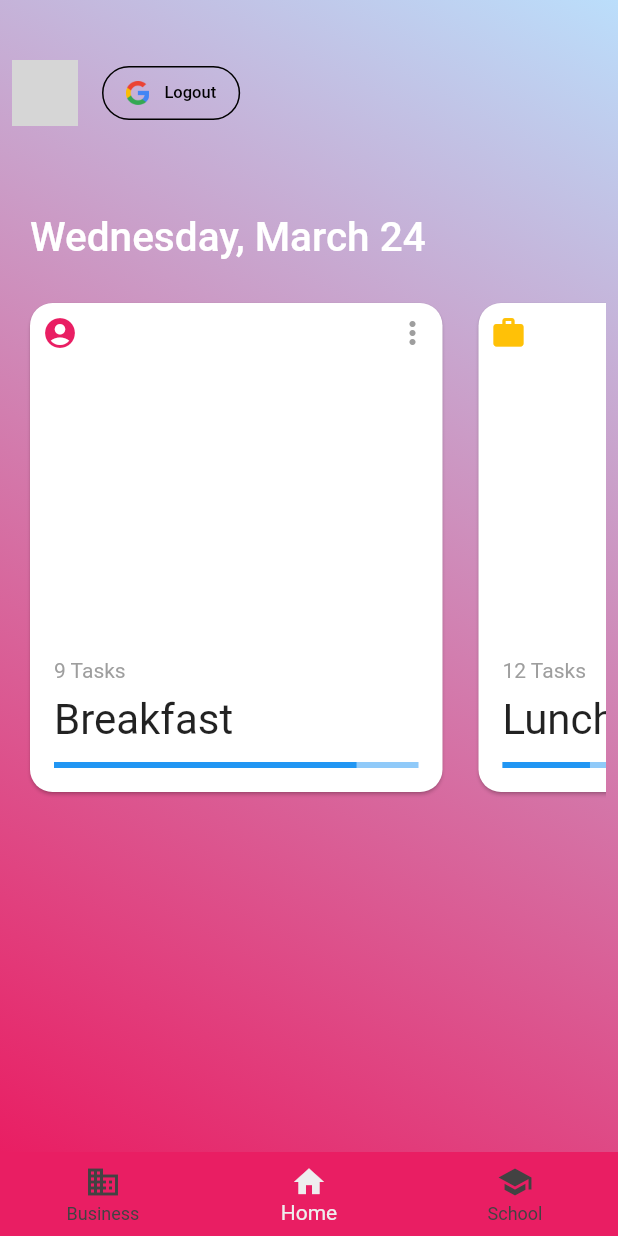
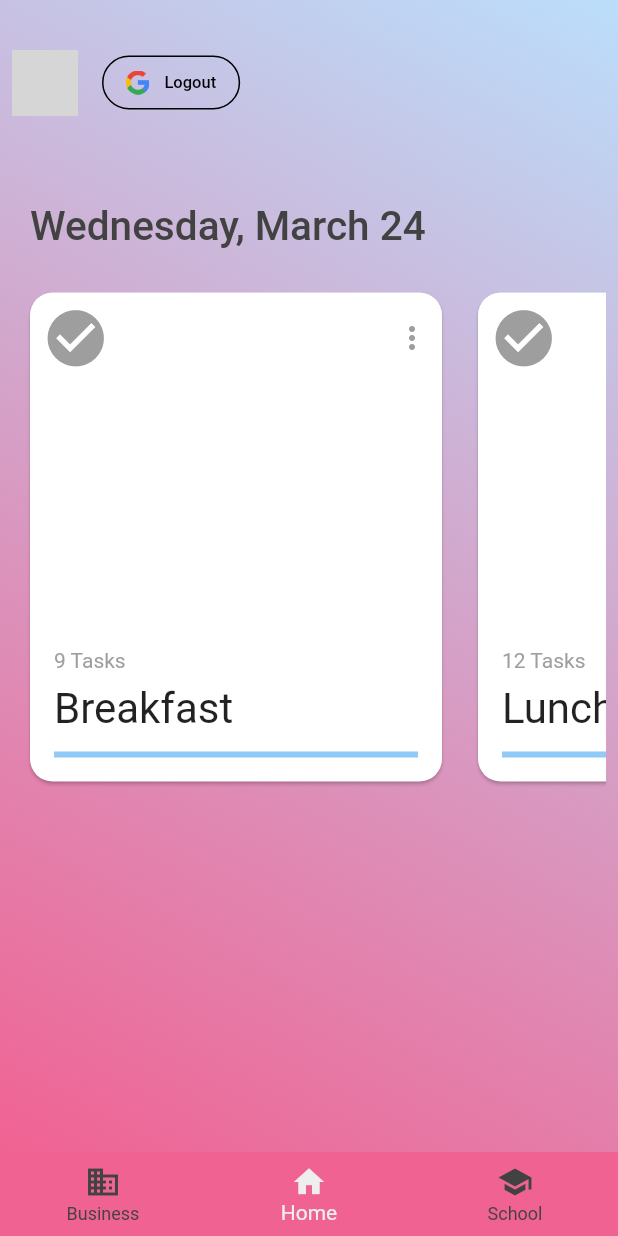
Before and after one commit to jojonicho/foodget, a Flutter app: the HomeScreen screen opened directly with empty values, on a phone screen of 412 x 824 dp. Run offline on Flutter 3.47's test engine with Material 2 defaults, Android fonts, the phone set to English and light mode, and no system bars; our stand-ins replace bloc, equatable, firebase_auth, google_sign_in; accounts and stored records are empty; network calls fail; grey boxes are pictures that could not be loaded.

Commit message:
login padding and card ui

```diff
--- a/lib/models/card_item_model.dart
+++ b/lib/models/card_item_model.dart
@@ -5,7 +5,8 @@ class CardItemModel {
   String cardTitle;
   IconData icon;
   int tasksRemaining;
-  double taskCompletion;
+  bool taskCompletion;
+  // double taskCompletion;
 
   CardItemModel(this.cardTitle, this.icon, this.tasksRemaining, this.taskCompletion);
 
--- a/lib/models/user_model.dart
+++ b/lib/models/user_model.dart
@@ -3,11 +3,13 @@ import 'package:meta/meta.dart';
 
 
 class User {
+  final String id;
   final String displayName;
   final String email;
   final String photoUrl;
 
   const User({
+    @required this.id,
     @required this.displayName,
     @required this.email,
     @required this.photoUrl});
--- a/lib/screens/home_screen.dart
+++ b/lib/screens/home_screen.dart
@@ -1,4 +1,3 @@
-import 'package:flip_box_bar/flip_box_bar.dart';
 import 'package:flutter/material.dart';
 import 'package:foodget/models/models.dart';
 import 'package:foodget/widgets/widgets.dart';
@@ -16,10 +15,10 @@ class _HomeScreenState extends State<HomeScreen> with TickerProviderStateMixin {
 
   _HomeScreenState({@required this.user});
 
-  var appColors = [
-    Colors.pink,
+  static List<Color> appColors = [
+    Colors.pink[300],
     Colors.amber,
-    Colors.indigo,
+    Colors.indigo[300],
   ];
 
   static var month = [
@@ -36,7 +35,7 @@ class _HomeScreenState extends State<HomeScreen> with TickerProviderStateMixin {
     "November",
     "December",
   ];
-  static var day = [
+  static List<String> day = [
     "Monday",
     "Tuesday",
     "Wednesday",
@@ -44,20 +43,20 @@ class _HomeScreenState extends State<HomeScreen> with TickerProviderStateMixin {
     "Friday",
     "Saturday",
   ];
-  var cardIndex = 0;
+  static int cardIndex = 0;
   ScrollController scrollController;
-  var currentColor = Colors.pink;
+  Color currentColor = appColors[cardIndex];
   static DateTime now = DateTime.now();
   static var numDay = now.day;
-  var curDay = day[(numDay - 1) % 7];
-  var curMonth = month[now.month - 1];
+  String curDay = day[(numDay - 1) % 7];
+  String curMonth = month[now.month - 1];
 
   int navIndex = 1;
 
   var cardsList = [
-    CardItemModel("Breakfast", Icons.account_circle, 9, 0.83),
-    CardItemModel("Lunch", Icons.work, 12, 0.24),
-    CardItemModel("Dinner", Icons.home, 7, 0.32)
+    CardItemModel("Breakfast", Icons.check_circle, 9, false),
+    CardItemModel("Lunch", Icons.check_circle, 12, false),
+    CardItemModel("Dinner", Icons.check_circle, 7, true),
   ];
 
   AnimationController animationController;
@@ -92,7 +91,7 @@ class _HomeScreenState extends State<HomeScreen> with TickerProviderStateMixin {
                 child: Column(
               mainAxisAlignment: MainAxisAlignment.start,
               children: <Widget>[
-                SizedBox(height: 30),
+                SizedBox(height: 23),
                 UserView(user: user),
                 SizedBox(height: 40),
                 Column(
@@ -104,7 +103,7 @@ class _HomeScreenState extends State<HomeScreen> with TickerProviderStateMixin {
                       child: Text(
                         "$curDay, $curMonth $numDay",
                         style: TextStyle(
-                            color: Colors.white,
+                            color: Colors.grey[800],
                             fontWeight: FontWeight.w500,
                             fontSize: 27),
                       ),
@@ -124,7 +123,7 @@ class _HomeScreenState extends State<HomeScreen> with TickerProviderStateMixin {
                                 shape: RoundedRectangleBorder(
                                     borderRadius: BorderRadius.circular(15.0)),
                                 child: Container(
-                                  width: 275.0,
+                                  width: MediaQuery.of(context).size.width / 1.5,
                                   child: Column(
                                     // crossAxisAlignment:CrossAxisAlignment.start,
                                     mainAxisAlignment: MainAxisAlignment.spaceBetween,
@@ -136,7 +135,8 @@ class _HomeScreenState extends State<HomeScreen> with TickerProviderStateMixin {
                                           children: <Widget>[
                                             Icon(
                                               cardsList[position].icon,
-                                              color: appColors[position],
+                                              color: cardsList[position].taskCompletion == true ? appColors[position] : Colors.grey,
+                                              size: 45,
                                             ),
                                             Icon(
                                               Icons.more_vert,
@@ -175,7 +175,7 @@ class _HomeScreenState extends State<HomeScreen> with TickerProviderStateMixin {
                                               padding:
                                                   const EdgeInsets.all(8.0),
                                               child: LinearProgressIndicator(
-                                                value: cardsList[position].taskCompletion,
+                                                value: cardsList[position].taskCompletion == true ? 1 : 0,
                                               ),
                                             ),
                                           ],
@@ -216,7 +216,7 @@ class _HomeScreenState extends State<HomeScreen> with TickerProviderStateMixin {
                                 }
                               }
                               setState(() {
-                                scrollController.animateTo((cardIndex) * 256.0,
+                                scrollController.animateTo((cardIndex) * MediaQuery.of(context).size.width / 1.5,
                                     duration: Duration(milliseconds: 350),
                                     curve: Curves.fastOutSlowIn);
                               });
--- a/lib/screens/login_screen.dart
+++ b/lib/screens/login_screen.dart
@@ -17,12 +17,14 @@ class _LoginScreenState extends State<LoginScreen> {
       body: Container(
         color: Colors.white,
         child: Center(
+          child: Padding(
+            padding: EdgeInsets.all(MediaQuery.of(context).size.width / 6.5),
             child: Column(
               mainAxisSize: MainAxisSize.max,
               mainAxisAlignment: MainAxisAlignment.center,
               children: <Widget>[
                 Row(
-                mainAxisAlignment: MainAxisAlignment.center,
+                  mainAxisAlignment: MainAxisAlignment.start,
                   crossAxisAlignment: CrossAxisAlignment.end,
                   children: <Widget>[
                     FlutterLogo(size: 115),
@@ -58,6 +60,7 @@ class _LoginScreenState extends State<LoginScreen> {
                 SizedBox(height: 50),
                 _signInButton(),
               ],
+            ),
           ),
         ),
       ),
@@ -112,6 +115,7 @@ class _LoginScreenState extends State<LoginScreen> {
   User _userFromFirebaseUser(FirebaseUser user) {
     return user != null
         ? User(
+            id: user.uid,
             displayName: user.displayName,
             email: user.email,
             photoUrl: user.photoUrl)
--- a/lib/widgets/user_view.dart
+++ b/lib/widgets/user_view.dart
@@ -31,7 +31,7 @@ class UserView extends StatelessWidget {
                 user.displayName.split(" ")[0],
                 style: TextStyle(
                     fontSize: 17,
-                    color: Colors.grey[900],
+                    color: Colors.grey[800],
                     fontWeight: FontWeight.w600),
               ),
             ),
--- a/pubspec.yaml
+++ b/pubspec.yaml
@@ -29,7 +29,6 @@ dependencies:
   cloud_firestore:
   google_sign_in:
   equatable:
-  flip_box_bar:
 
 dev_dependencies:
   flutter_test:
```
Also changed, not shown: pubspec.lock. Lines whose indentation alone changed are shown as unchanged.
